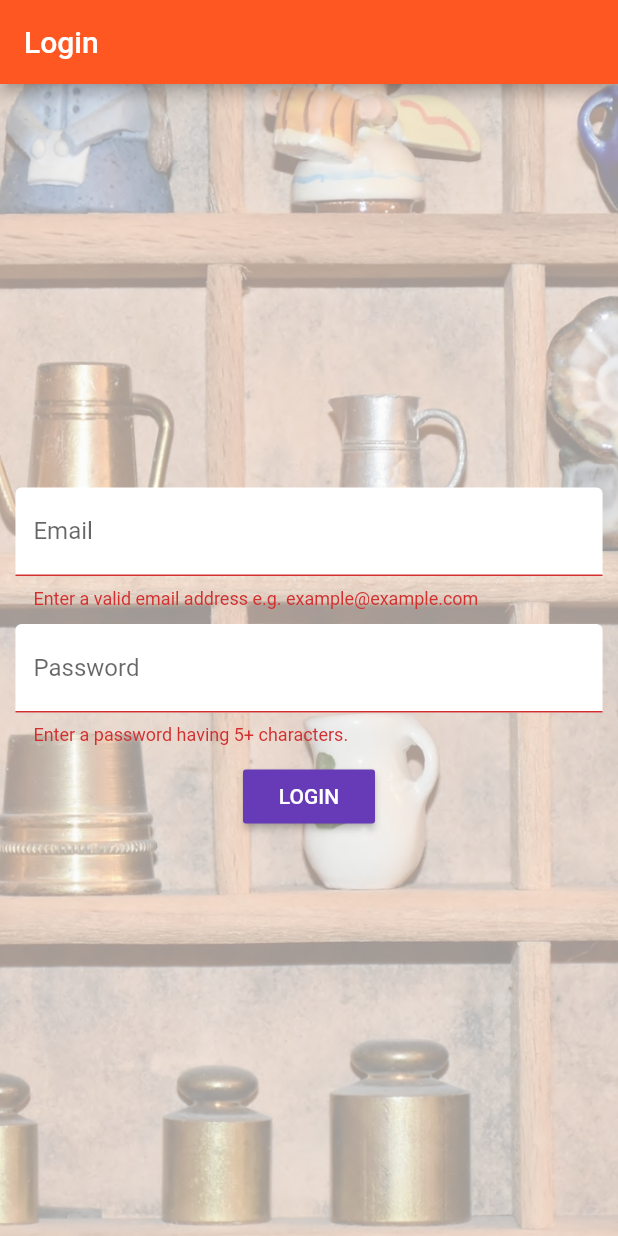
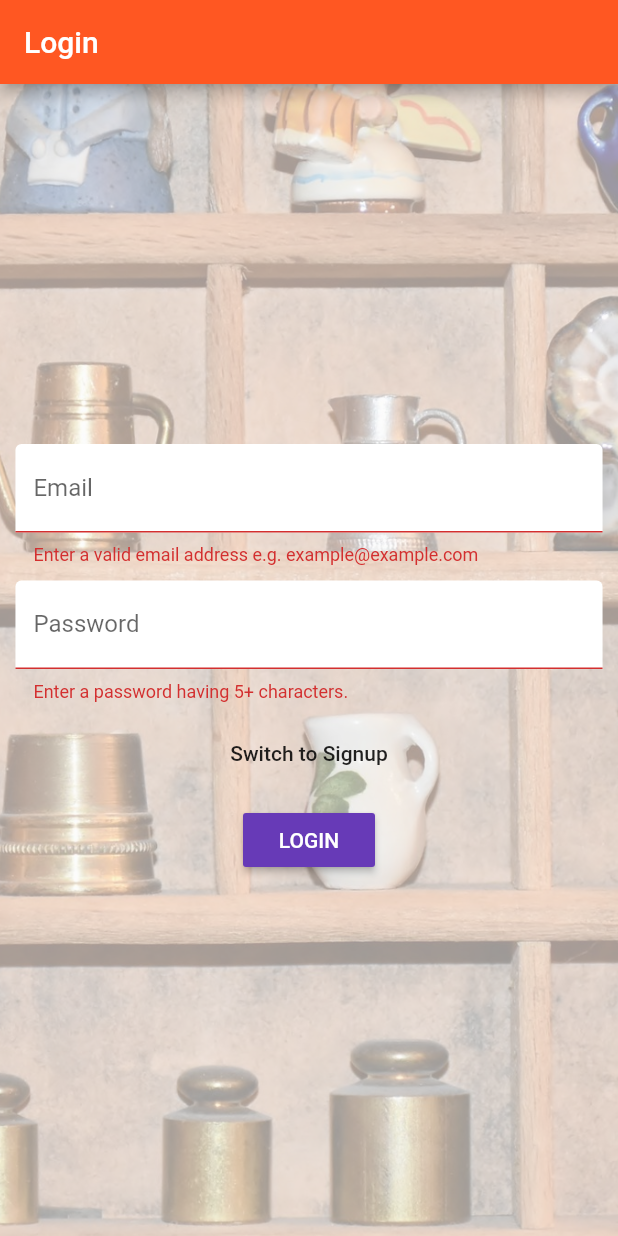
Before and after one commit to mrimran/FlutterApps, a Flutter app: the screen it shows after launch, after a tap on "LOGIN", on a phone screen of 412 x 824 dp. Run offline on Flutter 3.47's test engine with Material 2 defaults, Android fonts, the phone set to English and light mode, and no system bars; accounts and stored records are empty; network calls fail.

Commit message:
Added signup feature.

```diff
--- a/easy_list/lib/pages/auth.dart
+++ b/easy_list/lib/pages/auth.dart
@@ -2,6 +2,8 @@ import 'package:flutter/material.dart';
 import 'package:scoped_model/scoped_model.dart';
 
 import '../scoped_models/main.dart';
+
+enum AuthMode { Signup, Login }
 
 class AuthPage extends StatefulWidget {
   @override
@@ -15,6 +17,9 @@ class AuthPageState extends State<AuthPage> {
   final Map formData = {'email': null, 'password': null};
 
   final GlobalKey<FormState> formKey = GlobalKey<FormState>();
+  final TextEditingController passwordTextController = TextEditingController();
+
+  AuthMode _authMode = AuthMode.Login;
 
   DecorationImage _buildBackgroundImage() {
     return DecorationImage(
@@ -44,6 +49,7 @@ class AuthPageState extends State<AuthPage> {
 
   Widget _buildPasswordTextField() {
     return TextFormField(
+      controller: passwordTextController,
       validator: (String value) {
         if (value.isEmpty || value.length < 5) {
           return 'Enter a password having 5+ characters.';
@@ -58,21 +64,53 @@ class AuthPageState extends State<AuthPage> {
     );
   }
 
-  void _submitForm(Function login) {
+  Widget _buildPasswordConfirmTextField() {
+    return TextFormField(
+      validator: (String value) {
+        if (passwordTextController.text != value) {
+          return 'Password do not match.';
+        }
+      },
+      obscureText: true,
+      decoration: InputDecoration(
+          labelText: 'Confirm Password', filled: true, fillColor: Colors.white),
+    );
+  }
+
+  void _submitForm(MainModel model) async {
     if (!formKey.currentState.validate()) {
       return;
     }
 
     formKey.currentState.save();
 
-    login(formData['email'], formData['password']);
-
+    if (_authMode == AuthMode.Login) {
+      model.login(formData['email'], formData['password']);
+    } else {
+      final Map resInfo = await model.signup(
+          formData['email'], formData['password']);
+      if (resInfo['success']) {
         Navigator.pushReplacementNamed(context, '/home');
+      } else {
+        showDialog(context: context, builder: (BuildContext contenxt) {
+          return AlertDialog(title: Text('An error occured!'),
+            content: Text(resInfo['message']),
+            actions: <Widget>[
+              FlatButton(child: Text('OK'), onPressed: () {
+                Navigator.of(context).pop();
+              },)
+            ],);
+        });
+      }
+    }
   }
 
   @override
   Widget build(BuildContext context) {
-    final double deviceWidth = MediaQuery.of(context).size.width; //Media query
+    final double deviceWidth = MediaQuery
+        .of(context)
+        .size
+        .width; //Media query
     final double targetWidth = deviceWidth > 768.0 ? 500.0 : deviceWidth * 0.95;
 
     return Scaffold(
@@ -97,12 +135,37 @@ class AuthPageState extends State<AuthPage> {
                           SizedBox(
                             height: 10.0,
                           ),
+                          _authMode == AuthMode.Signup
+                              ? _buildPasswordConfirmTextField()
+                              : Container(),
+                          _authMode == AuthMode.Signup
+                              ? SizedBox(
+                            height: 10.0,
+                          )
+                              : Container(),
+                          FlatButton(
+                            child: Text(
+                                'Switch to ${_authMode == AuthMode.Login
+                                    ? 'Signup'
+                                    : 'Login'}'),
+                            onPressed: () {
+                              setState(() {
+                                _authMode = _authMode == AuthMode.Login
+                                    ? AuthMode.Signup
+                                    : AuthMode.Login;
+                              });
+                            },
+                          ),
+                          SizedBox(
+                            height: 10.0,
+                          ),
                           ScopedModelDescendant<MainModel>(
                             builder:
-                        (BuildContext context, Widget child, MainModel model) {
+                                (BuildContext context, Widget child,
+                                MainModel model) {
                               return RaisedButton(
                                 textColor: Colors.white,
-                        onPressed: () => _submitForm(model.login),
+                                onPressed: () => _submitForm(model),
                                 child: Text('LOGIN'),
                               );
                             },
```
Also changed, not shown: easy_list/lib/scoped_models/products.dart (+7 -8 lines), easy_list/lib/scoped_models/user.dart (+31 -0 lines). Lines whose indentation alone changed are shown as unchanged.
